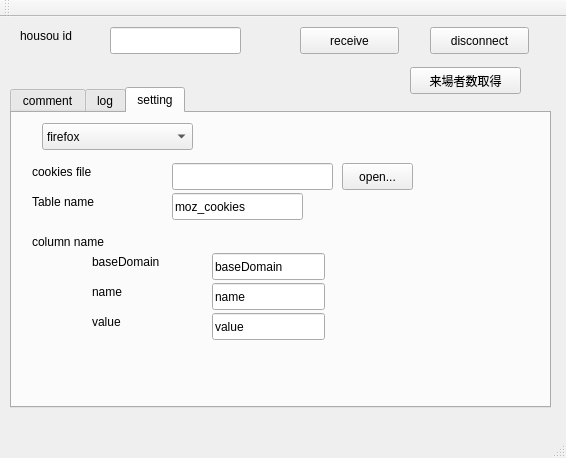
This is mainwindow.ui in diginatu/Viqo as Qt 5 draws it before an edit. The edited form follows.
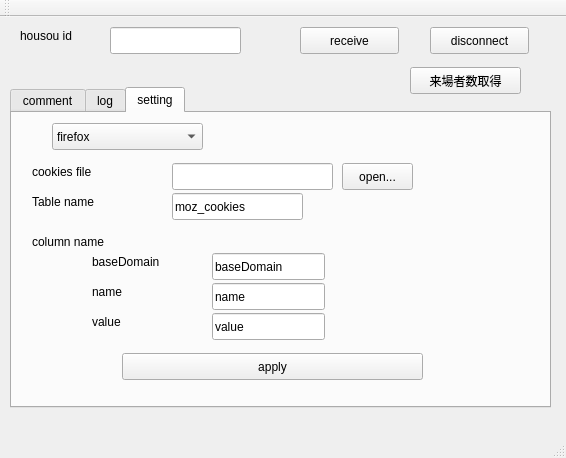
This is the edited form.

```diff
--- a/mainwindow.ui
+++ b/mainwindow.ui
@@ -140,7 +140,7 @@
      <widget class="QComboBox" name="browserCombo">
       <property name="geometry">
        <rect>
-        <x>30</x>
+        <x>40</x>
         <y>10</y>
         <width>151</width>
         <height>27</height>
@@ -297,6 +297,19 @@
        <string>value</string>
       </property>
      </widget>
+     <widget class="QPushButton" name="cookiesetting_apply">
+      <property name="geometry">
+       <rect>
+        <x>110</x>
+        <y>240</y>
+        <width>301</width>
+        <height>27</height>
+       </rect>
+      </property>
+      <property name="text">
+       <string>apply</string>
+      </property>
+     </widget>
      <widget class="QPushButton" name="cookiesetting_file_open_button">
       <property name="geometry">
        <rect>
```
Left out of the diff: 1 changed line with no effect on the pictures.
